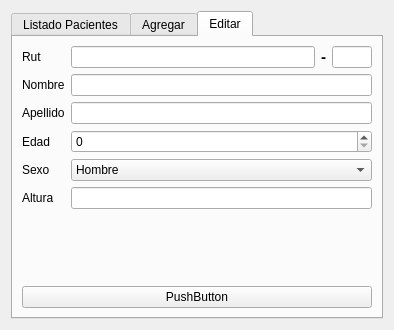
First picture: the form in sql.ui, repository hectorda/Bio-Feedback, before the edit.
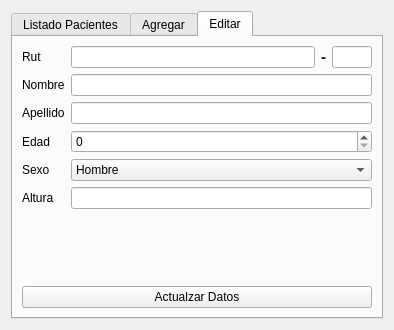
Second picture: the form after the edit. Icons and pictures are not drawn.

The edit to the form file:
```diff
--- a/sql.ui
+++ b/sql.ui
@@ -341,7 +341,7 @@
        <item>
         <widget class="QPushButton" name="pushButtonEditarPaciente_2">
          <property name="text">
-          <string>PushButton</string>
+          <string>Actualzar Datos</string>
          </property>
          <property name="icon">
           <iconset resource="images.qrc">
```
Left out of the diff: 2 changed lines with no effect on the pictures.
